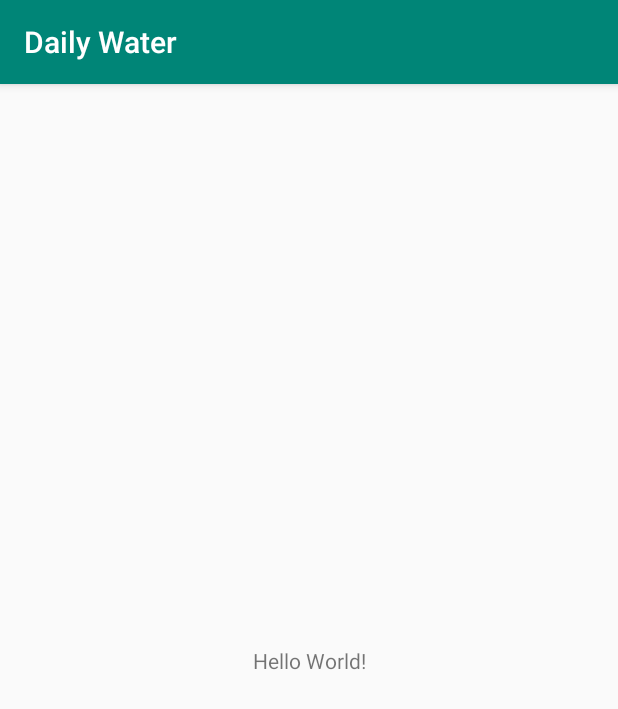
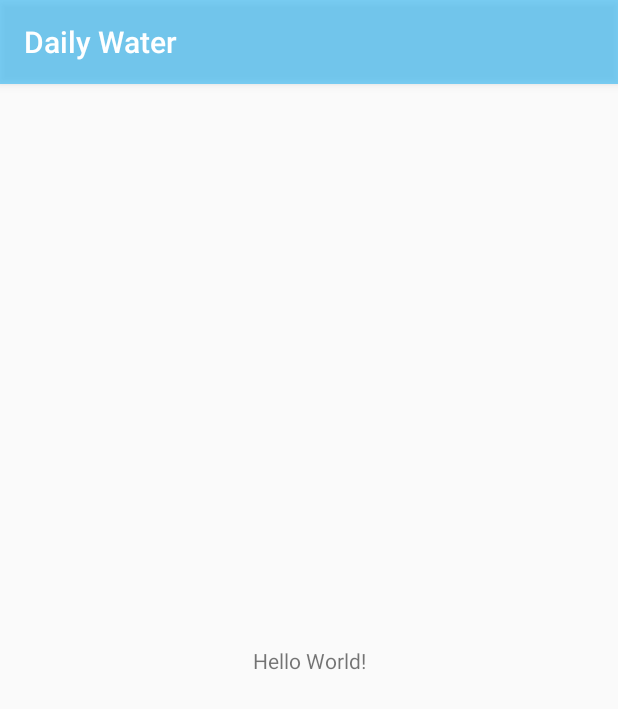
Before and after one commit to rolandoaamejia/DailyWater, an Android app: the screen it shows after launch (MainActivity), on a phone screen of 412 x 824 dp. Shown: the top 709 px of the screen. Run offline under Robolectric (Android 15) with nearby library versions, the phone set to English and light mode, and no system bars.

Commit message:
Se agrego los strings y paletas de colores que se van a utlizar

```diff
--- a/app/src/main/res/values/colors.xml
+++ b/app/src/main/res/values/colors.xml
@@ -1,6 +1,8 @@
 <?xml version="1.0" encoding="utf-8"?>
 <resources>
-    <color name="colorPrimary">#008577</color>
-    <color name="colorPrimaryDark">#00574B</color>
-    <color name="colorAccent">#D81B60</color>
+    <color name="colorPrimary">#9729B6F6</color>
+    <color name="colorPrimaryDark">#54A2C5</color>
+    <color name="colorAccent">#3f51b5</color>
+    <color name="colorSecundary">#3f51b5</color>
+    <color name="ColorSecundaryDark">#002984</color>
 </resources>
--- /dev/null
+++ b/app/src/main/res/values/dimens.xml
@@ -0,0 +1,5 @@
+<resources>
+    <!-- Default screen margins, per the Android Design guidelines. -->
+    <dimen name="activity_horizontal_margin">16dp</dimen>
+    <dimen name="activity_vertical_margin">16dp</dimen>
+</resources>
```
Also changed, not shown: app/src/main/res/values/strings.xml (+13 -0 lines).
